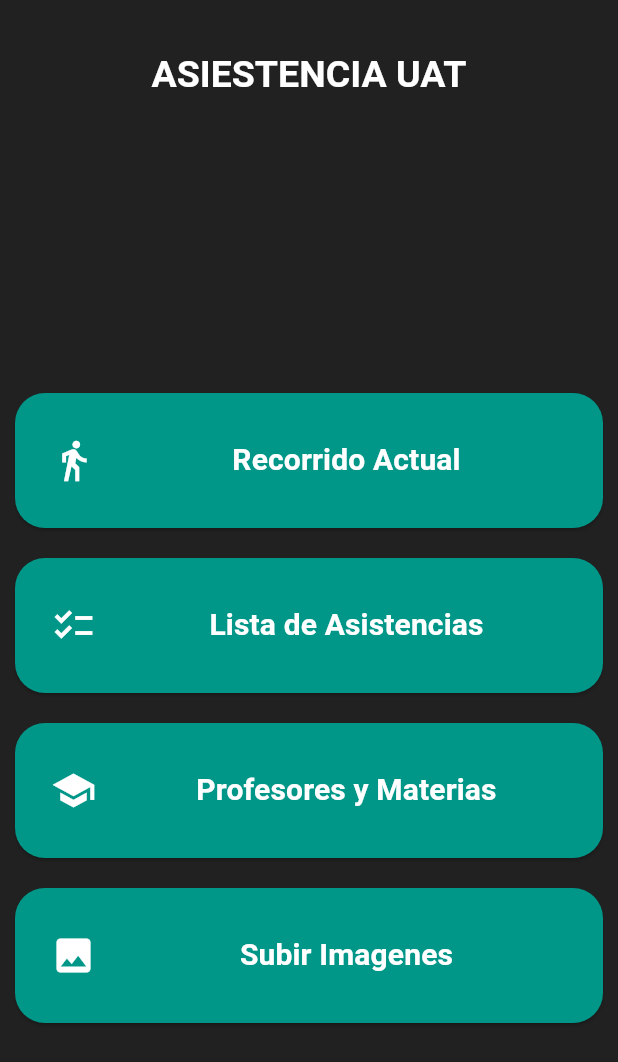
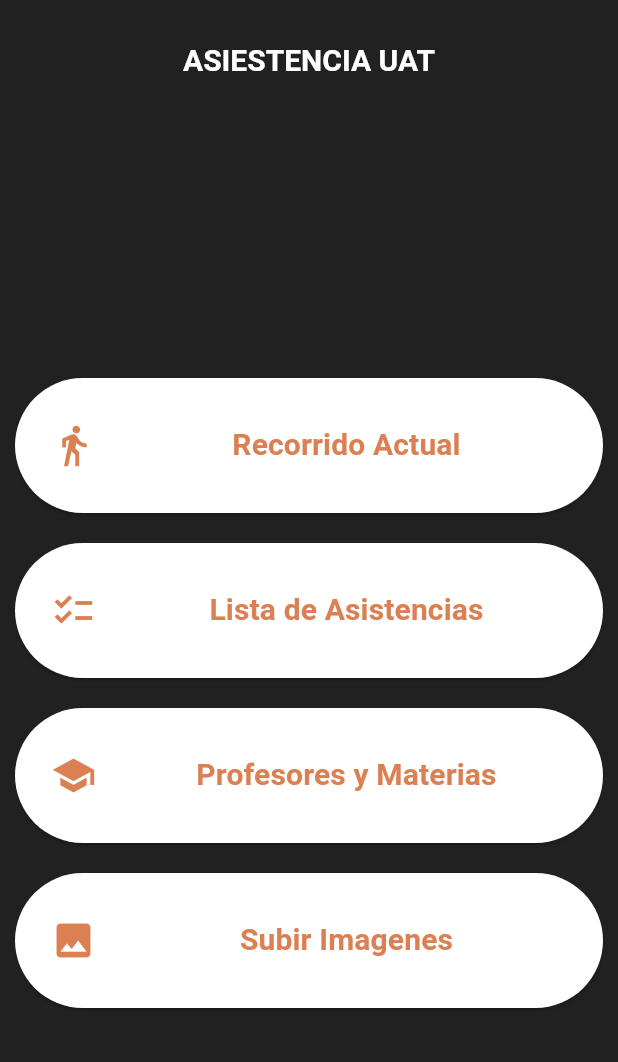
Before and after one commit to NugetDePatto/professorchecker, a Flutter app: the screen it shows after launch, on a phone screen of 412 x 824 dp. Shown: the top 1062 px of the screen. Run offline on Flutter 3.47's test engine with Material 3 defaults, Android fonts, the phone set to English and light mode, and no system bars; our stand-ins replace cloud_firestore, connectivity, firebase_core, get, get_storage; accounts and stored records are empty.

Commit message:
recorridio view

```diff
--- a/lib/app/modules/home/widgets/button_home_widget.dart
+++ b/lib/app/modules/home/widgets/button_home_widget.dart
@@ -27,7 +27,7 @@ class ButtonHomeWidget extends StatelessWidget {
         style: ElevatedButton.styleFrom(
           backgroundColor: ColorsTheme.buttonBackgroundColor,
           shape: RoundedRectangleBorder(
-            borderRadius: BorderRadius.circular(20),
+            borderRadius: BorderRadius.circular(50),
           ),
         ),
         onPressed: onPressed,
@@ -39,7 +39,7 @@ class ButtonHomeWidget extends StatelessWidget {
               Icon(
                 icon,
                 size: 30,
-                color: ColorsTheme.buttonTextColor,
+                color: ColorsTheme.buttonIconColor,
               ),
               const SizedBox(width: 20),
               Expanded(
--- a/lib/app/modules/recorrido/widgets/interval_adjuster/interval_adjuster_view.dart
+++ b/lib/app/modules/recorrido/widgets/interval_adjuster/interval_adjuster_view.dart
@@ -19,14 +19,14 @@ class IntervalAdjusterView extends GetView<IntervalAdjusterController> {
             icon: const Icon(
               Icons.arrow_back_ios_rounded,
               size: 30,
-              color: ColorsTheme.iconButtonColor,
+              color: ColorsTheme.iconColor,
             ),
           ),
           Obx(
             () => Text(
               controller.currentInterval.value,
               style: const TextStyle(
-                color: ColorsTheme.buttonTextColor,
+                color: ColorsTheme.textColor,
                 fontSize: 20,
               ),
             ),
@@ -36,7 +36,7 @@ class IntervalAdjusterView extends GetView<IntervalAdjusterController> {
             icon: const Icon(
               Icons.arrow_forward_ios_rounded,
               size: 30,
-              color: ColorsTheme.iconButtonColor,
+              color: ColorsTheme.iconColor,
             ),
           ),
         ],
--- a/lib/app/routes/app_routes.dart
+++ b/lib/app/routes/app_routes.dart
@@ -4,13 +4,11 @@ part of 'app_pages.dart';
 abstract class Routes {
   Routes._();
   static const HOME = _Paths.HOME;
-  static const LOGIN = _Paths.LOGIN;
   static const RECORRIDO = _Paths.RECORRIDO;
 }
 
 abstract class _Paths {
   _Paths._();
   static const HOME = '/home';
-  static const LOGIN = '/login';
   static const RECORRIDO = '/recorrido';
 }
--- a/lib/app/widgets/appbar_widget.dart
+++ b/lib/app/widgets/appbar_widget.dart
@@ -14,7 +14,7 @@ class AppBarWidget extends StatelessWidget implements PreferredSize {
   });
 
   @override
-  Size get preferredSize => const Size.fromHeight(100);
+  Size get preferredSize => const Size.fromHeight(80);
 
   @override
   Widget get child => throw UnimplementedError();
@@ -28,11 +28,11 @@ class AppBarWidget extends StatelessWidget implements PreferredSize {
       ),
       centerTitle: true,
       backgroundColor: ColorsTheme.backgroundColor,
-      toolbarHeight: 100,
       iconTheme: const IconThemeData(
-        color: ColorsTheme.iconButtonColor,
+        color: ColorsTheme.iconColor,
         size: 30,
       ),
+      toolbarHeight: 80,
       leadingWidth: 70,
       actions: actions,
     );
--- a/lib/core/theme/colors_theme.dart
+++ b/lib/core/theme/colors_theme.dart
@@ -2,15 +2,18 @@ import 'package:flutter/material.dart';
 
 class ColorsTheme {
   static const Color backgroundColor = Color(0xFF212121);
+  static const Color textColor = Colors.white;
+  static const Color iconColor = Colors.white;
 
-  static const Color buttonTextColor = Colors.white;
-  static const Color buttonBackgroundColor = Colors.teal;
-  // static const Color buttonBackgroundColor = Color(0xFFb86125);
+  static const Color buttonTextColor = Color(0xFFDA8053);
+  static const Color buttonIconColor = Color(0xFFDA8053);
+  static const Color buttonBackgroundColor = Colors.white;
 
-  // static const Color titleTextColor = Color(0xFF005589);
-  static const Color titleTextColor = Colors.white;
+  static const Color blockSelectedColor = Color(0xFF33627C);
+  static const Color blockUnselectedColor = Color(0xFF424242);
 
-  static const Color iconButtonColor = Colors.white;
-
-  static const Color buttonSelectedColor = Colors.white;
+  static const Color subjectCardColor = Color(0xFF424242);
+  static const Color subjectCardClassroomColor = Color(0xFFDA8053);
+  static const Color subjectCardIcon = Color(0xFF33627C);
+  static const Color subjectCardIconSelected = Colors.white;
 }
--- a/lib/core/theme/text_theme.dart
+++ b/lib/core/theme/text_theme.dart
@@ -4,8 +4,8 @@ import 'colors_theme.dart';
 
 class TextStyleTheme {
   static const TextStyle titleTextStyle = TextStyle(
-    fontSize: 25,
-    color: ColorsTheme.titleTextColor,
+    fontSize: 20,
+    color: ColorsTheme.textColor,
     fontWeight: FontWeight.bold,
   );
 
@@ -14,4 +14,16 @@ class TextStyleTheme {
     color: ColorsTheme.buttonTextColor,
     fontWeight: FontWeight.bold,
   );
+
+  static const TextStyle blockTextStyle = TextStyle(
+    fontSize: 16,
+    color: ColorsTheme.textColor,
+    fontWeight: FontWeight.bold,
+  );
+
+  static const TextStyle subjectTextStyle = TextStyle(
+    fontSize: 16,
+    color: ColorsTheme.textColor,
+    fontWeight: FontWeight.bold,
+  );
 }
--- a/lib_old/constants/routes.dart
+++ b/lib_old/constants/routes.dart
@@ -1,10 +1,10 @@
-import 'package:checadordeprofesores/app/modules/recorrido/views/recorrido_view.dart';
 import 'package:flutter/material.dart';
 import '../views/Agenda/agenda_view.dart';
 import '../views/Agenda/cambiarsalon_view.dart';
 import '../views/Agenda/escogerhoras_view.dart';
 import '../views/Agenda/info_view.dart';
 import '../views/AsistenciaIndividual/asistencia_view.dart';
+import '../views/Recorrido/recorrido_view.dart';
 import '../views/home/home_view.dart';
 import '../views/home/options_view.dart';
 import '../widgets/reporte_view.dart';
```
Also changed, not shown: lib/app/modules/login/bindings/login_binding.dart (deleted, +0 -17 lines), lib/app/modules/login/controllers/login_controller.dart (deleted, +0 -24 lines), lib/app/modules/login/views/login_view.dart (deleted, +0 -21 lines), lib/app/modules/recorrido/views/recorrido_view.dart (+24 -1 lines), lib/app/modules/recorrido/widgets/blocks_buttons/block_button_widget.dart (+5 -9 lines), lib/app/modules/recorrido/widgets/subject_card/icon_button_widget.dart (added, +38 -0 lines), lib/app/modules/recorrido/widgets/subject_card/subject_car_widget.dart (+72 -28 lines), lib/app/routes/app_pages.dart (+0 -7 lines), lib/app/routes/middlewares/auth_middleware.dart (deleted, +0 -19 lines).
